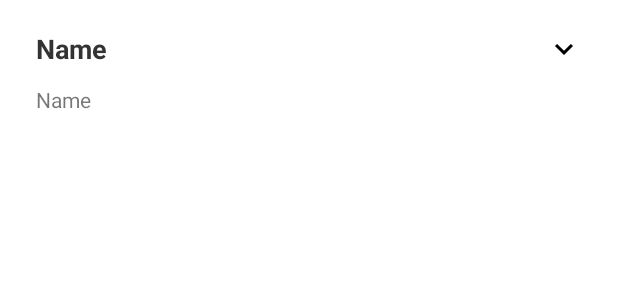
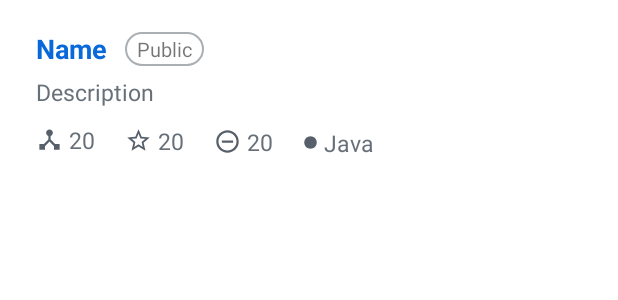
Before and after one commit to ManuchekhrT/poq-challenge, an Android app: the layout item_repository.xml on its own in the app's theme, with its tools: preview values and no code run, on a phone screen of 412 x 824 dp. Shown: the top 300 px of the screen. Run offline under Robolectric (Android 15) with nearby library versions, the phone set to English and light mode, and no system bars.

Commit message:
some fixes and code clean up

```diff
--- a/app/src/main/java/tj/test/poqchallenge/data/mapper/DataMapper.kt
+++ b/app/src/main/java/tj/test/poqchallenge/data/mapper/DataMapper.kt
@@ -8,6 +8,11 @@ fun RepositoriesResponse.toRepositoryItem(): RepositoryItem {
         name = this.name ?: "",
         htmlUrl = this.htmlUrl ?: "",
         ownerAvatarUrl = this.owner?.avatarUrl ?: "",
-        description = this.description ?: ""
+        description = this.description ?: "",
+        isPrivate = this.private ?: false,
+        forksCount = this.forksCount ?: 0,
+        starsCount = this.starGazersCount ?: 0,
+        issuesCount = this.openIssuesCount ?: 0,
+        language = this.language ?: ""
     )
 }
--- a/app/src/main/java/tj/test/poqchallenge/data/model/Repositories.kt
+++ b/app/src/main/java/tj/test/poqchallenge/data/model/Repositories.kt
@@ -11,7 +11,17 @@ data class RepositoriesResponse(
     @SerializedName("owner")
     val owner: RepositoryOwner?,
     @SerializedName("description")
-    val description: String?
+    val description: String?,
+    @SerializedName("private")
+    val private: Boolean?,
+    @SerializedName("forks_count")
+    val forksCount: Int?,
+    @SerializedName("stargazers_count")
+    val starGazersCount: Int?,
+    @SerializedName("open_issues_count")
+    val openIssuesCount: Int?,
+    @SerializedName("language")
+    val language: String?
 )
 
 data class RepositoryOwner(
--- a/app/src/main/java/tj/test/poqchallenge/presentation/RepositoryItem.kt
+++ b/app/src/main/java/tj/test/poqchallenge/presentation/RepositoryItem.kt
@@ -4,5 +4,10 @@ data class RepositoryItem(
     val name: String,
     val htmlUrl: String,
     val ownerAvatarUrl: String,
-    val description: String
+    val description: String,
+    val isPrivate: Boolean,
+    val forksCount: Int,
+    val starsCount: Int,
+    val issuesCount: Int,
+    val language: String
 )
--- a/app/src/main/java/tj/test/poqchallenge/presentation/RepositoryItemView.kt
+++ b/app/src/main/java/tj/test/poqchallenge/presentation/RepositoryItemView.kt
@@ -17,14 +17,6 @@ class RepositoryItemView @JvmOverloads constructor(
     private val binding =
         ItemRepositoryBinding.inflate(LayoutInflater.from(context), this, true)
 
-    private var rotationAngle = 0f
-
-    companion object {
-        private const val ANGLE_0f = 0f
-        private const val ANGLE_180f = 180f
-        private const val ANIMATION_DURATION = 500L
-    }
-
     init {
         layoutParams = ViewGroup.LayoutParams(
             ViewGroup.LayoutParams.MATCH_PARENT,
@@ -33,32 +25,17 @@ class RepositoryItemView @JvmOverloads constructor(
     }
 
     fun setItem(item: RepositoryItem) {
-        item.apply {
-            val name = this.name
-            val description = this.description
-            val htmlUrl = this.htmlUrl
-
-            with(binding) {
-                tvName.text = name
-                binding.tvHtmlUrl.text = htmlUrl
-
-                if (description.isNotBlank()) {
-                    ivArrowIcon.isVisible = true
-                    tvDescription.text = description
-                    ivArrowIcon.setOnClickListener {
-                        rotationAngle = if(rotationAngle == ANGLE_0f) ANGLE_180f else ANGLE_0f
-                        ivArrowIcon
-                            .animate()
-                            .rotation(rotationAngle)
-                            .setDuration(ANIMATION_DURATION)
-                            .start()
-                        tvDescription.isVisible = rotationAngle == ANGLE_180f
-                    }
-                } else {
-                    ivArrowIcon.isVisible = false
-                    tvDescription.isVisible = false
-                }
-            }
+        with(binding) {
+            tvName.text = item.name
+            tvDescription.isVisible = item.description.isNotBlank()
+            tvDescription.text = item.description
+            tvIsPrivate.isVisible = !item.isPrivate
+            tvForks.text = item.forksCount.toString()
+            tvStar.text = item.starsCount.toString()
+            tvIssue.text = item.issuesCount.toString()
+            tvLang.isVisible = item.language.isNotBlank()
+            ivCircleLang.isVisible = item.language.isNotBlank()
+            tvLang.text = item.language
         }
     }
 }
--- /dev/null
+++ b/app/src/main/res/drawable/bg_round_shape.xml
@@ -0,0 +1,9 @@
+<?xml version="1.0" encoding="utf-8"?>
+<shape xmlns:android="http://schemas.android.com/apk/res/android"
+    android:shape="rectangle">
+
+    <solid android:color="@color/white" />
+    <corners android:radius="24dp"/>
+    <stroke android:color="@color/grey_light50" android:width="1dp"/>
+
+</shape>
--- /dev/null
+++ b/app/src/main/res/drawable/ic_forks.xml
@@ -0,0 +1,5 @@
+<vector android:height="24dp" android:tint="#000000"
+    android:viewportHeight="24" android:viewportWidth="24"
+    android:width="24dp" xmlns:android="http://schemas.android.com/apk/res/android">
+    <path android:fillColor="@android:color/white" android:pathData="M17,16l-4,-4V8.82C14.16,8.4 15,7.3 15,6c0,-1.66 -1.34,-3 -3,-3S9,4.34 9,6c0,1.3 0.84,2.4 2,2.82V12l-4,4H3v5h5v-3.05l4,-4.2 4,4.2V21h5v-5h-4z"/>
+</vector>
--- /dev/null
+++ b/app/src/main/res/drawable/ic_issue_outlined.xml
@@ -0,0 +1,5 @@
+<vector android:height="24dp" android:tint="#000000"
+    android:viewportHeight="24" android:viewportWidth="24"
+    android:width="24dp" xmlns:android="http://schemas.android.com/apk/res/android">
+    <path android:fillColor="@android:color/white" android:pathData="M7,11v2h10v-2L7,11zM12,2C6.48,2 2,6.48 2,12s4.48,10 10,10 10,-4.48 10,-10S17.52,2 12,2zM12,20c-4.41,0 -8,-3.59 -8,-8s3.59,-8 8,-8 8,3.59 8,8 -3.59,8 -8,8z"/>
+</vector>
--- a/app/src/main/res/drawable/ic_arrow_down.xml
+++ b/app/src/main/res/drawable/ic_lang_circle.xml
@@ -1,5 +1,5 @@
 <vector android:height="24dp" android:tint="#000000"
     android:viewportHeight="24" android:viewportWidth="24"
     android:width="24dp" xmlns:android="http://schemas.android.com/apk/res/android">
-    <path android:fillColor="@android:color/white" android:pathData="M7.41,8.59L12,13.17l4.59,-4.58L18,10l-6,6 -6,-6 1.41,-1.41z"/>
+    <path android:fillColor="@android:color/white" android:pathData="M12,2C6.47,2 2,6.47 2,12s4.47,10 10,10 10,-4.47 10,-10S17.53,2 12,2z"/>
 </vector>
--- /dev/null
+++ b/app/src/main/res/drawable/ic_license.xml
@@ -0,0 +1,5 @@
+<vector android:height="24dp" android:tint="#000000"
+    android:viewportHeight="24" android:viewportWidth="24"
+    android:width="24dp" xmlns:android="http://schemas.android.com/apk/res/android">
+    <path android:fillColor="@android:color/white" android:pathData="M13,7.83c0.85,-0.3 1.53,-0.98 1.83,-1.83H18l-3,7c0,1.66 1.57,3 3.5,3s3.5,-1.34 3.5,-3l-3,-7h2V4h-6.17C14.42,2.83 13.31,2 12,2S9.58,2.83 9.17,4L3,4v2h2l-3,7c0,1.66 1.57,3 3.5,3S9,14.66 9,13L6,6h3.17c0.3,0.85 0.98,1.53 1.83,1.83V19H2v2h20v-2h-9V7.83zM20.37,13h-3.74l1.87,-4.36L20.37,13zM7.37,13H3.63L5.5,8.64L7.37,13zM12,6c-0.55,0 -1,-0.45 -1,-1c0,-0.55 0.45,-1 1,-1s1,0.45 1,1C13,5.55 12.55,6 12,6z"/>
+</vector>
--- /dev/null
+++ b/app/src/main/res/drawable/ic_star_outlined.xml
@@ -0,0 +1,5 @@
+<vector android:height="24dp" android:tint="#000000"
+    android:viewportHeight="24" android:viewportWidth="24"
+    android:width="24dp" xmlns:android="http://schemas.android.com/apk/res/android">
+    <path android:fillColor="@android:color/white" android:pathData="M22,9.24l-7.19,-0.62L12,2 9.19,8.63 2,9.24l5.46,4.73L5.82,21 12,17.27 18.18,21l-1.63,-7.03L22,9.24zM12,15.4l-3.76,2.27 1,-4.28 -3.32,-2.88 4.38,-0.38L12,6.1l1.71,4.04 4.38,0.38 -3.32,2.88 1,4.28L12,15.4z"/>
+</vector>
--- a/app/src/main/res/layout/activity_repositories.xml
+++ b/app/src/main/res/layout/activity_repositories.xml
@@ -17,7 +17,7 @@
             android:id="@+id/toolbar"
             android:layout_width="match_parent"
             android:layout_height="?attr/actionBarSize"
-            android:background="@android:color/holo_red_light"
+            android:background="@color/black_light"
             app:layout_scrollFlags="scroll|enterAlways"
             app:title="@string/app_name"
             app:titleTextColor="@color/white">
--- a/app/src/main/res/layout/item_repository.xml
+++ b/app/src/main/res/layout/item_repository.xml
@@ -16,55 +16,137 @@
 
         <TextView
             android:id="@+id/tv_name"
-            android:layout_width="0dp"
+            android:layout_width="wrap_content"
             android:layout_height="wrap_content"
             android:layout_marginHorizontal="12dp"
-            android:textColor="@color/black80"
+            android:textColor="@color/blue_light"
             android:textSize="18sp"
             android:textStyle="bold"
-            app:layout_constraintEnd_toStartOf="@+id/iv_arrow_icon"
+            app:layout_constraintEnd_toStartOf="@+id/tv_is_private"
             app:layout_constraintStart_toStartOf="parent"
             app:layout_constraintTop_toTopOf="parent"
             tools:text="Name" />
 
-        <ImageView
-            android:id="@+id/iv_arrow_icon"
+        <TextView
+            android:id="@+id/tv_is_private"
             android:layout_width="wrap_content"
             android:layout_height="wrap_content"
-            android:layout_marginEnd="12dp"
-            android:contentDescription="@string/arrow_icon"
-            android:src="@drawable/ic_arrow_down"
-            app:layout_constraintBottom_toBottomOf="@+id/tv_name"
-            app:layout_constraintEnd_toEndOf="parent"
+            android:layout_marginHorizontal="12dp"
+            android:background="@drawable/bg_round_shape"
+            android:paddingHorizontal="8dp"
+            android:paddingVertical="2dp"
+            android:text="@string/title_public"
+            android:textSize="13sp"
+            app:layout_constraintBottom_toBottomOf="@id/tv_name"
             app:layout_constraintStart_toEndOf="@+id/tv_name"
-            app:layout_constraintTop_toTopOf="@+id/tv_name" />
+            app:layout_constraintTop_toTopOf="@id/tv_name" />
 
         <TextView
             android:id="@+id/tv_description"
             android:layout_width="0dp"
             android:layout_height="wrap_content"
             android:layout_marginHorizontal="12dp"
-            android:layout_marginTop="4dp"
-            android:textColor="@color/black50"
-            android:visibility="gone"
+            android:layout_marginTop="6dp"
+            android:textColor="@color/grey_light90"
+            android:textSize="15sp"
             app:layout_constraintEnd_toEndOf="parent"
             app:layout_constraintStart_toStartOf="parent"
             app:layout_constraintTop_toBottomOf="@+id/tv_name"
             tools:text="Description" />
 
-        <TextView
-            android:id="@+id/tv_html_url"
-            android:layout_width="0dp"
-            android:layout_height="wrap_content"
-            android:layout_marginHorizontal="12dp"
+
+        <ImageView
+            android:id="@+id/iv_forks_icon"
+            android:layout_width="18dp"
+            android:layout_height="18dp"
+            android:layout_marginStart="12dp"
             android:layout_marginTop="12dp"
-            android:autoLink="web"
-            android:linksClickable="true"
-            app:layout_constraintBottom_toBottomOf="parent"
-            app:layout_constraintEnd_toEndOf="parent"
+            android:src="@drawable/ic_forks"
             app:layout_constraintStart_toStartOf="parent"
             app:layout_constraintTop_toBottomOf="@+id/tv_description"
-            tools:text="Name" />
+            app:tint="@color/grey_light" />
+
+        <TextView
+            android:id="@+id/tv_forks"
+            android:layout_width="wrap_content"
+            android:layout_height="wrap_content"
+            android:layout_marginHorizontal="4dp"
+            android:textColor="@color/grey_light90"
+            android:textSize="15sp"
+            app:layout_constraintBottom_toBottomOf="@+id/iv_forks_icon"
+            app:layout_constraintStart_toEndOf="@+id/iv_forks_icon"
+            app:layout_constraintTop_toTopOf="@+id/iv_forks_icon"
+            tools:text="20" />
+
+        <ImageView
+            android:id="@+id/iv_star_icon"
+            android:layout_width="18dp"
+            android:layout_height="18dp"
+            android:layout_marginStart="20dp"
+            android:src="@drawable/ic_star_outlined"
+            app:layout_constraintBottom_toBottomOf="@id/tv_forks"
+            app:layout_constraintStart_toEndOf="@+id/tv_forks"
+            app:layout_constraintTop_toTopOf="@+id/tv_forks"
+            app:tint="@color/grey_light" />
+
+        <TextView
+            android:id="@+id/tv_star"
+            android:layout_width="wrap_content"
+            android:layout_height="wrap_content"
+            android:layout_marginHorizontal="4dp"
+            android:textColor="@color/grey_light90"
+            android:textSize="15sp"
+            app:layout_constraintBottom_toBottomOf="@+id/iv_star_icon"
+            app:layout_constraintStart_toEndOf="@+id/iv_star_icon"
+            app:layout_constraintTop_toTopOf="@+id/iv_star_icon"
+            tools:text="20" />
+
+        <ImageView
+            android:id="@+id/iv_issue_icon"
+            android:layout_width="18dp"
+            android:layout_height="18dp"
+            android:layout_marginStart="20dp"
+            android:src="@drawable/ic_issue_outlined"
+            app:layout_constraintBottom_toBottomOf="@id/tv_star"
+            app:layout_constraintStart_toEndOf="@+id/tv_star"
+            app:layout_constraintTop_toTopOf="@+id/tv_star"
+            app:tint="@color/grey_light" />
+
+        <TextView
+            android:id="@+id/tv_issue"
+            android:layout_width="wrap_content"
+            android:layout_height="wrap_content"
+            android:layout_marginHorizontal="4dp"
+            android:textColor="@color/grey_light90"
+            android:textSize="15sp"
+            app:layout_constraintBottom_toBottomOf="@+id/iv_issue_icon"
+            app:layout_constraintStart_toEndOf="@+id/iv_issue_icon"
+            app:layout_constraintTop_toTopOf="@+id/iv_issue_icon"
+            tools:text="20" />
+
+
+        <ImageView
+            android:id="@+id/iv_circle_lang"
+            android:layout_width="10dp"
+            android:layout_height="10dp"
+            android:layout_marginStart="20dp"
+            android:src="@drawable/ic_lang_circle"
+            app:layout_constraintBottom_toBottomOf="@id/tv_issue"
+            app:layout_constraintStart_toEndOf="@+id/tv_issue"
+            app:layout_constraintTop_toTopOf="@+id/tv_issue"
+            app:tint="@color/grey_light" />
+
+        <TextView
+            android:id="@+id/tv_lang"
+            android:layout_width="wrap_content"
+            android:layout_height="wrap_content"
+            android:layout_marginHorizontal="4dp"
+            android:textColor="@color/grey_light90"
+            android:textSize="15sp"
+            app:layout_constraintBottom_toBottomOf="@id/iv_circle_lang"
+            app:layout_constraintStart_toEndOf="@+id/iv_circle_lang"
+            app:layout_constraintTop_toTopOf="@+id/iv_circle_lang"
+            tools:text="Java" />
 
     </androidx.constraintlayout.widget.ConstraintLayout>
 
--- a/app/src/main/res/values-night/themes.xml
+++ b/app/src/main/res/values-night/themes.xml
@@ -1,6 +1,6 @@
 <resources xmlns:tools="http://schemas.android.com/tools">
     <!-- Base application theme. -->
-    <style name="Theme.PoqChallenge" parent="Theme.MaterialComponents.DayNight.DarkActionBar">
+    <style name="Theme.PoqChallenge" parent="Theme.MaterialComponents.DayNight.NoActionBar">
         <!-- Primary brand color. -->
         <item name="colorPrimary">@color/purple_200</item>
         <item name="colorPrimaryVariant">@color/purple_700</item>
--- a/app/src/main/res/values/colors.xml
+++ b/app/src/main/res/values/colors.xml
@@ -11,8 +11,13 @@
     <color name="black40">#66000000</color>
     <color name="black30">#4D000000</color>
     <color name="black10">#1A000000</color>
+    <color name="black_light">#24292F</color>
     <color name="white">#FFFFFFFF</color>
     <color name="grey">#1AA2A9B1</color>
+    <color name="grey_light">#57606A</color>
+    <color name="grey_light80">#CC57606A</color>
+    <color name="grey_light90">#E657606A</color>
+    <color name="grey_light50">#8057606A</color>
     <color name="blue">#0645ad</color>
-
+    <color name="blue_light">#0969DA</color>
 </resources>
--- a/app/src/main/res/values/strings.xml
+++ b/app/src/main/res/values/strings.xml
@@ -5,4 +5,6 @@
     <string name="avatar">Avatar</string>
     <string name="refresh">Refresh</string>
     <string name="arrow_icon">Arrow icon</string>
+
+    <string name="title_public">Public</string>
 </resources>
```
